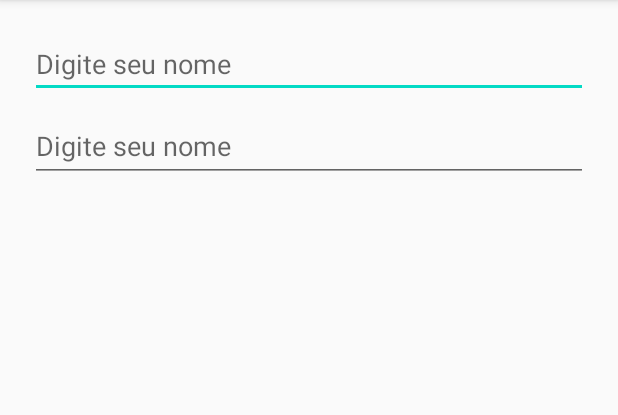
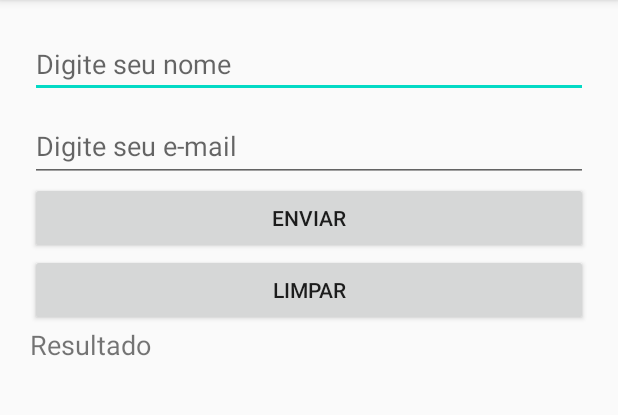
Before and after one commit to Daniel-Penelva/projeto-android-app10-ComponentesDeInterface, an Android app: the screen it shows after launch (MainActivity), on a phone screen of 412 x 824 dp, the part 84-499 px from its top. Run offline under Robolectric (Android 15) with nearby library versions, the phone set to English and light mode, and no system bars.

Commit message:
Recuperando valores de uma caixa de texto

```diff
--- a/app/src/main/java/com/formacaoandroidstudio/componentesdeinterface/MainActivity.java
+++ b/app/src/main/java/com/formacaoandroidstudio/componentesdeinterface/MainActivity.java
@@ -3,16 +3,47 @@ package com.formacaoandroidstudio.componentesdeinterface;
 import androidx.appcompat.app.AppCompatActivity;
 
 import android.os.Bundle;
+import android.view.View;
+import android.widget.EditText;
+import android.widget.TextView;
+
+import com.google.android.material.textfield.TextInputEditText;
+import com.google.android.material.textfield.TextInputLayout;
 
 public class MainActivity extends AppCompatActivity {
+
+    private EditText campoNome;
+    private TextInputEditText campoEmail;
+    private TextView textoResultado;
 
     @Override
     protected void onCreate(Bundle savedInstanceState) {
         super.onCreate(savedInstanceState);
         setContentView(R.layout.activity_main);
+
+        /* Captura o id dos componentes */
+        campoNome = findViewById(R.id.editNome);
+        campoEmail = findViewById(R.id.editEmail);
+        textoResultado = findViewById(R.id.textResultado);
     }
 
-    /*
+    public void enviar(View view){
+
+        /* Recupera o campo nome */
+        String nome = campoNome.getText().toString();
+        String email = campoEmail.getText().toString();
+
+        /* Resulta o nome no componente textView */
+        textoResultado.setText("Nome: " + nome + " - Email: " + email);
+    }
+
+    public void limpar(View view){
+        campoNome.setText("");
+        campoEmail.setText("");
+    }
+}
+
+/* Anotações:
  * Caixa de Texto
  *
  *  Em attributes:
@@ -21,5 +52,18 @@ public class MainActivity extends AppCompatActivity {
  *     Por exemplo, se escolher um inputType numeric, no teclado só irá aparecer os números.
  *
  * -> TextInputLayout = esse input permite aparecer o hint mesmo depois de ter clicado na caixa de texto.
+ *
+ * Detalhes sobre a Classe MainActivity.java
+ * Toda vez que estiver executando o app, será executado essa classe MainActivity.
+ *
+ *  -> setContentView(R.layout.activity_main);
+ * Ele configura a nossa interface, assim consegue acessar os componentes da interface antes que ela seja exibida
+ * para o usuário.
+ *
+ * -> Método onCreate
+ * Ele é chamado para fazer a execução da nossa interface. Dentro dele podemos fazer configurações antes da interface
+ * aparecer (ser carregada) para o usuário. Portanto, onCreate é chamado sempre antes da sua interface (R.layout.activity_main)
+ * ser exibida para o usuário.
+ *
+ * OBS. Declarando os componentes na Class MainActivity, os campos poderão ser acessados em qualquer lugar.
  *  */
-}
--- a/app/src/main/res/layout/activity_main.xml
+++ b/app/src/main/res/layout/activity_main.xml
@@ -9,7 +9,7 @@
     tools:context=".MainActivity">
 
     <EditText
-        android:id="@+id/editText3"
+        android:id="@+id/editNome"
         android:layout_width="match_parent"
         android:layout_height="wrap_content"
         android:ems="10"
@@ -21,9 +21,32 @@
         android:layout_height="wrap_content">
 
         <com.google.android.material.textfield.TextInputEditText
+            android:id="@+id/editEmail"
             android:layout_width="match_parent"
             android:layout_height="wrap_content"
-            android:hint="Digite seu nome" />
+            android:hint="Digite seu e-mail"
+            android:inputType="textEmailAddress" />
     </com.google.android.material.textfield.TextInputLayout>
 
+    <Button
+        android:id="@+id/button"
+        android:layout_width="match_parent"
+        android:layout_height="wrap_content"
+        android:onClick="enviar"
+        android:text="Enviar" />
+
+    <Button
+        android:id="@+id/button2"
+        android:layout_width="match_parent"
+        android:layout_height="wrap_content"
+        android:onClick="limpar"
+        android:text="LIMPAR" />
+
+    <TextView
+        android:id="@+id/textResultado"
+        android:layout_width="match_parent"
+        android:layout_height="wrap_content"
+        android:text="Resultado"
+        android:textSize="18sp" />
+
 </LinearLayout>
```
Lines whose indentation alone changed are shown as unchanged.
